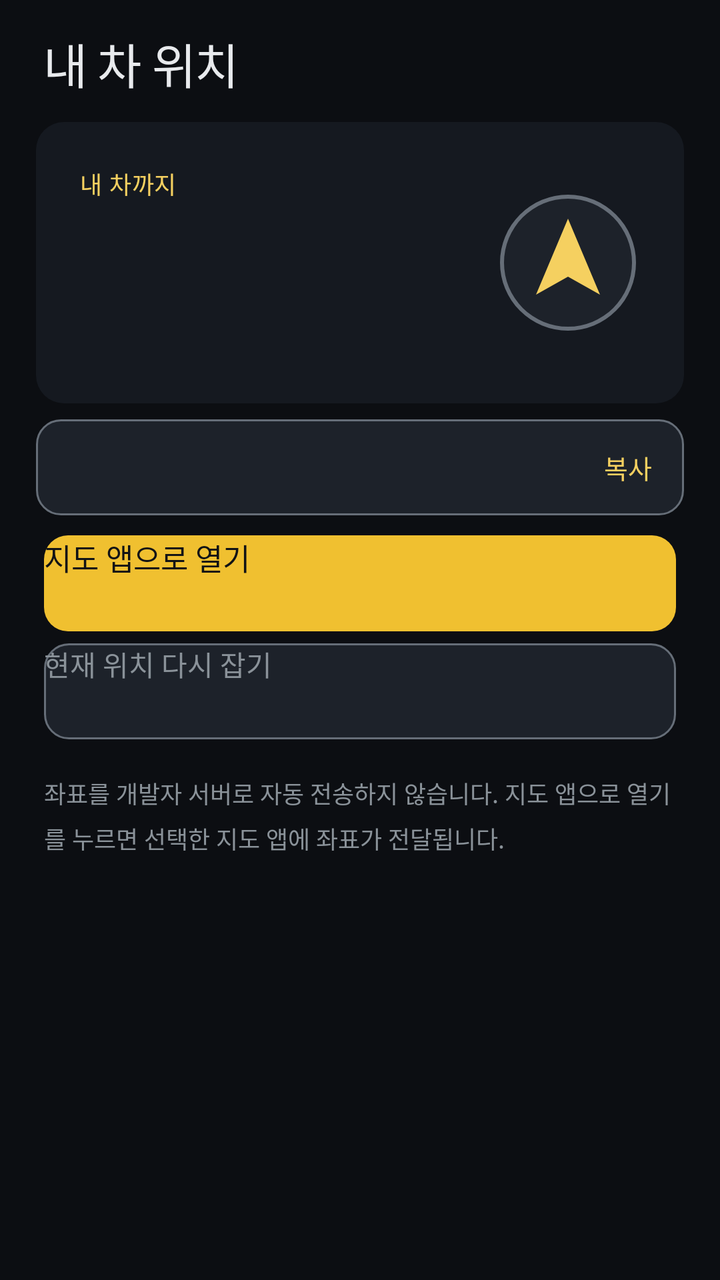
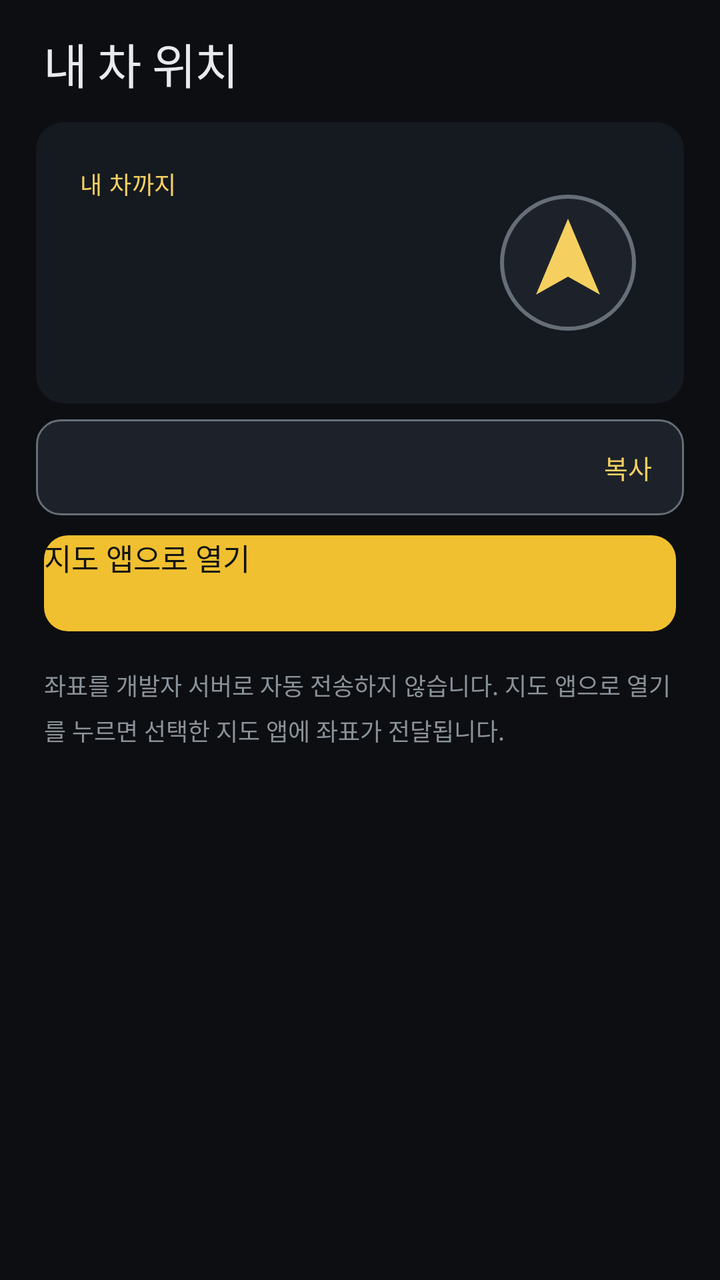

Before-and-after screenshots of an Android layout around one commit, followed by the original layout XML and the change that was made.
<!-- AndroidManifest.xml: application theme AppTheme -->
<!-- res/layout/tab_location.xml -->
<?xml version="1.0" encoding="utf-8"?>
<ScrollView xmlns:android="http://schemas.android.com/apk/res/android"
    android:id="@+id/tabLocation"
    style="@style/TabScroll">

    <LinearLayout style="@style/TabColumn">

        <TextView
            android:layout_width="wrap_content"
            android:layout_height="wrap_content"
            android:layout_marginLeft="@dimen/gutter"
            android:fontFamily="sans-serif-medium"
            android:letterSpacing="-0.02"
            android:text="@string/location_tab_title"
            android:textColor="@color/text"
            android:textSize="24sp" />

        
        <LinearLayout
            android:id="@+id/locCard"
            android:layout_width="match_parent"
            android:layout_height="wrap_content"
            android:layout_marginTop="12dp"
            android:background="@drawable/bg_card"
            android:gravity="center_vertical"
            android:orientation="horizontal"
            android:paddingLeft="@dimen/card_padding"
            android:paddingTop="22dp"
            android:paddingRight="@dimen/card_padding"
            android:paddingBottom="22dp">

            <LinearLayout
                android:layout_width="0dp"
                android:layout_height="wrap_content"
                android:layout_weight="1"
                android:orientation="vertical">

                <TextView
                    android:layout_width="wrap_content"
                    android:layout_height="wrap_content"
                    android:fontFamily="sans-serif-medium"
                    android:letterSpacing="0.02"
                    android:text="@string/location_to_car"
                    android:textColor="@color/accent_text"
                    android:textSize="12sp" />

                <TextView
                    android:id="@+id/locDistance"
                    android:layout_width="match_parent"
                    android:layout_height="wrap_content"
                    android:layout_marginTop="4dp"
                    android:autoSizeMaxTextSize="40sp"
                    android:autoSizeMinTextSize="18sp"
                    android:autoSizeStepGranularity="1sp"
                    android:autoSizeTextType="uniform"
                    android:ellipsize="end"
                    android:fontFamily="sans-serif-medium"
                    android:letterSpacing="-0.03"
                    android:maxLines="2"
                    android:textColor="@color/text"
                    android:textSize="40sp" />

                <TextView
                    android:id="@+id/locBearing"
                    android:layout_width="match_parent"
                    android:layout_height="wrap_content"
                    android:layout_marginTop="4dp"
                    android:fontFamily="sans-serif"
                    android:maxLines="2"
                    android:textColor="@color/subtext"
                    android:textSize="13sp" />
            </LinearLayout>

            
            <ImageView
                android:id="@+id/locArrow"
                android:layout_width="72dp"
                android:layout_height="72dp"
                android:layout_marginLeft="12dp"
                android:contentDescription="@string/cd_car_direction"
                android:src="@drawable/ic_direction_arrow" />
        </LinearLayout>

        
        <LinearLayout
            android:id="@+id/locAddressRow"
            android:layout_width="match_parent"
            android:layout_height="wrap_content"
            android:layout_marginTop="8dp"
            android:background="@drawable/bg_button"
            android:gravity="center_vertical"
            android:minHeight="@dimen/touch_min"
            android:orientation="horizontal"
            android:paddingLeft="16dp"
            android:paddingTop="12dp"
            android:paddingRight="16dp"
            android:paddingBottom="12dp">

            <TextView
                android:id="@+id/locAddress"
                android:layout_width="0dp"
                android:layout_height="wrap_content"
                android:layout_weight="1"
                android:fontFamily="sans-serif"
                android:maxLines="3"
                android:textColor="@color/text"
                android:textSize="14sp" />

            <TextView
                android:id="@+id/locCopy"
                android:layout_width="wrap_content"
                android:layout_height="wrap_content"
                android:layout_marginLeft="10dp"
                android:fontFamily="sans-serif-medium"
                android:text="@string/location_copy"
                android:textColor="@color/accent_text"
                android:textSize="13sp" />
        </LinearLayout>

        <Button
            android:id="@+id/locOpenMap"
            android:layout_width="match_parent"
            android:layout_height="@dimen/touch_min"
            android:layout_marginLeft="@dimen/gutter"
            android:layout_marginRight="@dimen/gutter"
            android:layout_marginTop="10dp"
            android:background="@drawable/bg_button_active"
            android:fontFamily="sans-serif-medium"
            android:stateListAnimator="@null"
            android:text="@string/location_open_map"
            android:textAllCaps="false"
            android:textColor="@color/on_accent"
            android:textSize="15sp" />

        <Button
            android:id="@+id/locRefresh"
            android:layout_width="match_parent"
            android:layout_height="@dimen/touch_min"
            android:layout_marginLeft="@dimen/gutter"
            android:layout_marginRight="@dimen/gutter"
            android:layout_marginTop="6dp"
            android:background="@drawable/bg_button"
            android:fontFamily="sans-serif"
            android:stateListAnimator="@null"
            android:text="@string/location_refresh"
            android:textAllCaps="false"
            android:textColor="@color/subtext"
            android:textSize="14sp" />

        
        <TextView
            android:id="@+id/locEmpty"
            android:layout_width="match_parent"
            android:layout_height="wrap_content"
            android:layout_marginLeft="@dimen/gutter"
            android:layout_marginRight="@dimen/gutter"
            android:layout_marginTop="12dp"
            android:fontFamily="sans-serif"
            android:lineSpacingMultiplier="1.3"
            android:textColor="@color/subtext"
            android:textSize="14sp"
            android:visibility="gone" />

        <Button
            android:id="@+id/locEmptyAction"
            android:layout_width="match_parent"
            android:layout_height="@dimen/touch_min"
            android:layout_marginLeft="@dimen/gutter"
            android:layout_marginRight="@dimen/gutter"
            android:layout_marginTop="10dp"
            android:background="@drawable/bg_button"
            android:fontFamily="sans-serif-medium"
            android:stateListAnimator="@null"
            android:textAllCaps="false"
            android:textColor="@color/accent_text"
            android:textSize="14sp"
            android:visibility="gone" />

        <TextView
            android:layout_width="match_parent"
            android:layout_height="wrap_content"
            android:layout_marginLeft="@dimen/gutter"
            android:layout_marginRight="@dimen/gutter"
            android:layout_marginTop="18dp"
            android:fontFamily="sans-serif"
            android:lineSpacingMultiplier="1.3"
            android:text="@string/location_privacy_note"
            android:textColor="@color/subtext"
            android:textSize="12sp" />
    </LinearLayout>
</ScrollView>
<!-- resources referenced by this layout -->
<resources>
  <color name="accent_text">#F5D060</color>
  <color name="on_accent">#111315</color>
  <color name="subtext">#8A9299</color>
  <color name="text">#E8EAED</color>
  <dimen name="card_padding">22dp</dimen>
  <dimen name="gutter">4dp</dimen>
  <dimen name="touch_min">48dp</dimen>
  <!-- drawable bg_button (drawable) -->
  <?xml version="1.0" encoding="utf-8"?>
  <ripple xmlns:android="http://schemas.android.com/apk/res/android"
      android:color="#40F0C030">
      <item>
          <shape>
              <solid android:color="@color/button" />
              <stroke
                  android:width="@dimen/stroke"
                  android:color="@color/outline" />
              <corners android:radius="@dimen/radius_control" />
          </shape>
      </item>
  </ripple>
  <!-- drawable bg_button_active (drawable) -->
  <?xml version="1.0" encoding="utf-8"?>
  <ripple xmlns:android="http://schemas.android.com/apk/res/android"
      android:color="#30FFFFFF">
      <item>
          <shape>
              <solid android:color="@color/accent" />
              <corners android:radius="@dimen/radius_control" />
          </shape>
      </item>
  </ripple>
  <!-- drawable bg_card (drawable) -->
  <?xml version="1.0" encoding="utf-8"?>
  <shape xmlns:android="http://schemas.android.com/apk/res/android">
      <solid android:color="@color/card" />
      <corners android:radius="14dp" />
  </shape>
  <string name="cd_car_direction">차가 있는 방향</string>
  <string name="location_copy">복사</string>
  <string name="location_open_map">지도 앱으로 열기</string>
  <string name="location_privacy_note">좌표를 개발자 서버로 자동 전송하지 않습니다. 지도 앱으로 열기를 누르면 선택한 지도 앱에 좌표가 전달됩니다.</string>
  <string name="location_refresh">현재 위치 다시 잡기</string>
  <string name="location_tab_title">내 차 위치</string>
  <string name="location_to_car">내 차까지</string>
  <style name="TabColumn">
          <item name="android:layout_width">match_parent</item>
          <item name="android:layout_height">wrap_content</item>
          <item name="android:orientation">vertical</item>
          <item name="android:paddingLeft">@dimen/page_padding</item>
          <item name="android:paddingTop">14dp</item>
          <item name="android:paddingRight">@dimen/page_padding</item>
          <item name="android:paddingBottom">20dp</item>
      </style>
  <style name="TabScroll">
          <item name="android:layout_width">match_parent</item>
          <item name="android:layout_height">match_parent</item>
          <item name="android:fillViewport">true</item>
          <item name="android:scrollbars">none</item>
          <item name="android:clipToPadding">false</item>
      </style>
  <color name="button">#1D222A</color>
  <dimen name="stroke">1dp</dimen>
  <color name="outline">#666E78</color>
  <dimen name="radius_control">12dp</dimen>
  <color name="accent">#F0C030</color>
  <color name="card">#151920</color>
  <dimen name="page_padding">18dp</dimen>
  <color name="bg">#0C0E12</color>
  <style name="AppDialog" parent="@android:style/Theme.Material.Dialog.Alert">
          <item name="android:windowBackground">@drawable/bg_dialog</item>
          <item name="android:colorBackground">@color/card</item>
          <item name="android:colorAccent">@color/accent</item>
          <item name="android:textColorPrimary">@color/text</item>
          <item name="android:textColorSecondary">@color/subtext</item>
          
          <item name="android:textColorAlertDialogListItem">@color/text</item>
      </style>
  <!-- drawable bg_dialog (drawable) -->
  <?xml version="1.0" encoding="utf-8"?>
  <inset xmlns:android="http://schemas.android.com/apk/res/android"
      android:inset="16dp">
      <shape>
          <solid android:color="@color/card" />
          <stroke
              android:width="@dimen/stroke"
              android:color="@color/outline" />
          <corners android:radius="@dimen/radius_card" />
      </shape>
  </inset>
  <dimen name="radius_card">14dp</dimen>
</resources>

<!-- the commit's change to res/layout/tab_location.xml (unified diff, before → after) -->
@@ -132,21 +132,6 @@
             android:textColor="@color/on_accent"
             android:textSize="15sp" />
 
-        <Button
-            android:id="@+id/locRefresh"
-            android:layout_width="match_parent"
-            android:layout_height="@dimen/touch_min"
-            android:layout_marginLeft="@dimen/gutter"
-            android:layout_marginRight="@dimen/gutter"
-            android:layout_marginTop="6dp"
-            android:background="@drawable/bg_button"
-            android:fontFamily="sans-serif"
-            android:stateListAnimator="@null"
-            android:text="@string/location_refresh"
-            android:textAllCaps="false"
-            android:textColor="@color/subtext"
-            android:textSize="14sp" />
-
         
         <TextView
             android:id="@+id/locEmpty"
<!-- resource entries referenced after the edit -->
@@ -42,7 +42,6 @@
   <string name="location_copy">복사</string>
   <string name="location_open_map">지도 앱으로 열기</string>
   <string name="location_privacy_note">좌표를 개발자 서버로 자동 전송하지 않습니다. 지도 앱으로 열기를 누르면 선택한 지도 앱에 좌표가 전달됩니다.</string>
-  <string name="location_refresh">현재 위치 다시 잡기</string>
   <string name="location_tab_title">내 차 위치</string>
   <string name="location_to_car">내 차까지</string>
   <style name="TabColumn">
